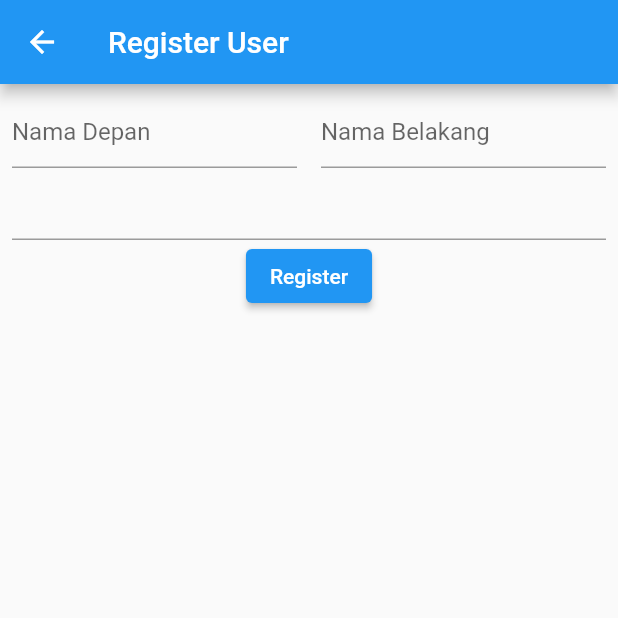
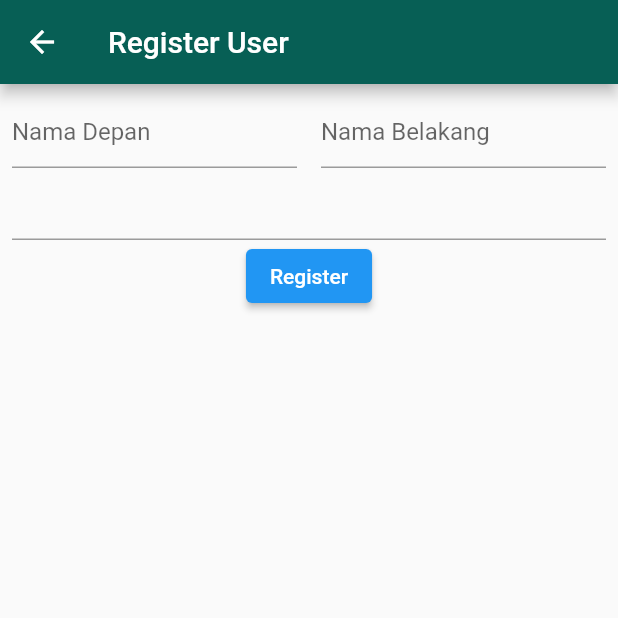
Before and after one commit to antonsurya22/tingting_chat, a Flutter app: the RegisterScreen screen opened by its route, on a phone screen of 412 x 824 dp, the top half of it. Run offline on Flutter 3.47's test engine with Material 2 defaults, Android fonts, the phone set to English and light mode, and no system bars; our stand-ins replace bubble, firebase_auth, firebase_core, firebase_database, flutter_riverpod, page_transition; missing offline and left inert: firebase_auth_ui; accounts and stored records are empty; statements that could not run were skipped.

Commit message:
Revisi kedua

```diff
--- a/lib/main.dart
+++ b/lib/main.dart
@@ -45,6 +45,7 @@ class MyApp extends StatelessWidget {
   @override
   Widget build(BuildContext context) {
     return MaterialApp(
+      debugShowCheckedModeBanner: false,
       title: 'Chat App',
       onGenerateRoute: (settings){
         switch(settings.name)
--- a/lib/screen/register.dart
+++ b/lib/screen/register.dart
@@ -20,6 +20,7 @@ class RegisterScreen extends StatelessWidget {
   Widget build(BuildContext context) {
     return Scaffold(
         appBar: AppBar(
+          backgroundColor: Color(0xFF075F55),
           // Here we take the value from the MyHomePage object that was created by
           // the App.build method, and use it to set our appbar title.
           title: Text('Register User'),
```
